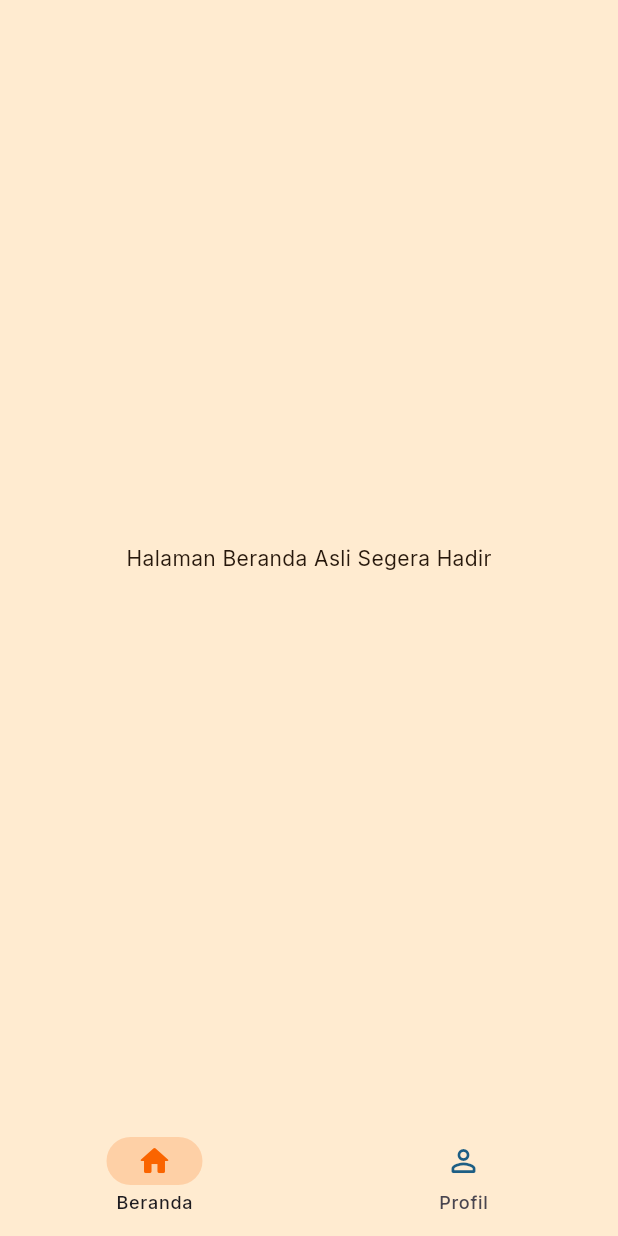
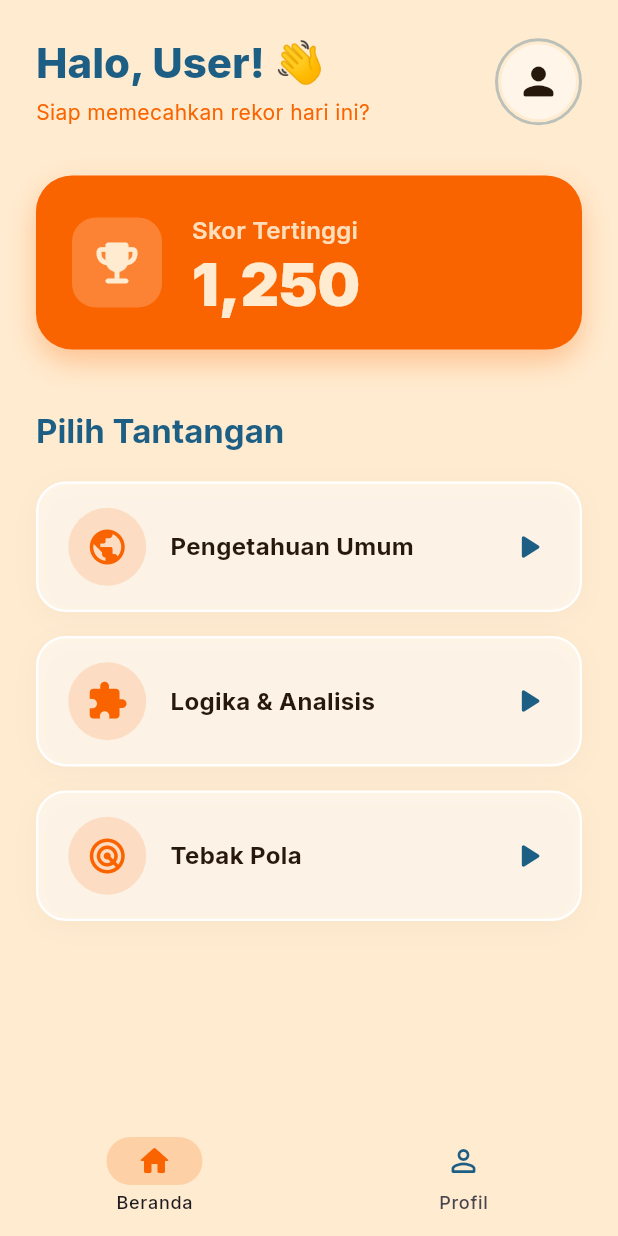
Before and after one commit to valmaiimtiyaz/ValmaiImtiyaz_24-135_PM6, a Flutter app: the screen it shows after launch, after a tap on "Masuk", on a phone screen of 412 x 824 dp. Run offline on Flutter 3.47's test engine with Material 3 defaults, Android fonts, the phone set to English and light mode, and no system bars; our stand-ins replace go_router.

Commit message:
feat: membuat antarmuka home screen

```diff
--- a/lib/core/routes/app_router.dart
+++ b/lib/core/routes/app_router.dart
@@ -4,6 +4,7 @@ import 'package:go_router/go_router.dart';
 import '../../screens/auth/sign_in_screen.dart';
 import '../../screens/auth/sign_up_screen.dart';
 import '../../widgets/bottom_navigation_shell.dart';
+import '../../screens/home/home_screen.dart';
 
 class AppRoutes {
   static const String signIn = '/';
@@ -38,11 +39,7 @@ class AppRouter {
             routes: [
               GoRoute(
                 path: AppRoutes.home,
-                builder: (context, state) => const Scaffold(
-                  body: Center(
-                    child: Text('Halaman Beranda Asli Segera Hadir'),
-                  ),
-                ),
+                builder: (context, state) => const HomeScreen(),
               ),
             ],
           ),
--- /dev/null
+++ b/lib/screens/home/home_screen.dart
@@ -0,0 +1,236 @@
+import 'package:flutter/material.dart';
+import 'package:go_router/go_router.dart';
+
+import '../../core/constants/app_colors.dart';
+import '../../core/routes/app_router.dart';
+
+class HomeScreen extends StatelessWidget {
+  const HomeScreen({super.key});
+
+  @override
+  Widget build(BuildContext context) {
+    final isDark = Theme.of(context).brightness == Brightness.dark;
+    final textTheme = Theme.of(context).textTheme;
+
+    return Scaffold(
+      body: SafeArea(
+        child: SingleChildScrollView(
+          padding: const EdgeInsets.symmetric(horizontal: 24.0, vertical: 24.0),
+          child: Column(
+            crossAxisAlignment: CrossAxisAlignment.start,
+            children: [
+              Row(
+                mainAxisAlignment: MainAxisAlignment.spaceBetween,
+                children: [
+                  Expanded(
+                    child: Column(
+                      crossAxisAlignment: CrossAxisAlignment.start,
+                      children: [
+                        Text(
+                          'Halo, User! 👋',
+                          style: textTheme.headlineMedium?.copyWith(
+                            fontWeight: FontWeight.w800,
+                            color: isDark
+                                ? AppColors.champagne
+                                : AppColors.lightNavyBlue,
+                          ),
+                        ),
+                        const SizedBox(height: 4),
+                        Text(
+                          'Siap memecahkan rekor hari ini?',
+                          style: textTheme.bodyMedium?.copyWith(
+                            color: isDark
+                                ? AppColors.champagne.withOpacity(0.8)
+                                : AppColors.blazeOrange,
+                          ),
+                        ),
+                      ],
+                    ),
+                  ),
+
+                  Container(
+                    padding: const EdgeInsets.all(2),
+                    decoration: BoxDecoration(
+                      shape: BoxShape.circle,
+                      border: Border.all(
+                        color: isDark
+                            ? AppColors.champagne
+                            : AppColors.lightNavyBlue.withOpacity(0.3),
+                        width: 2.0,
+                      ),
+                    ),
+                    child: CircleAvatar(
+                      radius: 25,
+                      backgroundColor: isDark
+                          ? AppColors.champagne.withOpacity(0.2)
+                          : Colors.white.withOpacity(0.5),
+                      child: const Icon(
+                        Icons.person_rounded,
+                        color: AppColors.coffeeBean,
+                        size: 30,
+                      ),
+                    ),
+                  ),
+                ],
+              ),
+              const SizedBox(height: 32),
+
+              Container(
+                width: double.infinity,
+                padding: const EdgeInsets.all(24),
+                decoration: BoxDecoration(
+                  color: AppColors.blazeOrange,
+                  borderRadius: BorderRadius.circular(24),
+                  boxShadow: [
+                    BoxShadow(
+                      color: AppColors.blazeOrange.withOpacity(0.3),
+                      blurRadius: 16,
+                      offset: const Offset(0, 8),
+                    ),
+                  ],
+                ),
+                child: Row(
+                  children: [
+                    Container(
+                      padding: const EdgeInsets.all(12),
+                      decoration: BoxDecoration(
+                        color: Colors.white.withOpacity(0.2),
+                        borderRadius: BorderRadius.circular(16),
+                      ),
+                      child: const Icon(
+                        Icons.emoji_events_rounded,
+                        color: AppColors.champagne,
+                        size: 36,
+                      ),
+                    ),
+                    const SizedBox(width: 20),
+                    Expanded(
+                      child: Column(
+                        crossAxisAlignment: CrossAxisAlignment.start,
+                        children: [
+                          Text(
+                            'Skor Tertinggi',
+                            style: textTheme.titleMedium?.copyWith(
+                              color: AppColors.champagne.withOpacity(0.9),
+                              fontWeight: FontWeight.w600,
+                            ),
+                          ),
+                          const SizedBox(height: 4),
+                          Text(
+                            '1,250',
+                            style: textTheme.displayLarge?.copyWith(
+                              color: AppColors.champagne,
+                              fontSize: 40,
+                              fontWeight: FontWeight.w900,
+                              height: 1.0,
+                            ),
+                          ),
+                        ],
+                      ),
+                    ),
+                  ],
+                ),
+              ),
+              const SizedBox(height: 40),
+
+              Text(
+                'Pilih Tantangan',
+                style: textTheme.titleLarge?.copyWith(
+                  fontWeight: FontWeight.bold,
+                  color: isDark ? AppColors.champagne : AppColors.lightNavyBlue,
+                ),
+              ),
+              const SizedBox(height: 20),
+
+              _buildQuizTile(
+                context: context,
+                title: 'Pengetahuan Umum',
+                icon: Icons.public_rounded,
+                isDark: isDark,
+              ),
+              const SizedBox(height: 16),
+              _buildQuizTile(
+                context: context,
+                title: 'Logika & Analisis',
+                icon: Icons.extension_rounded,
+                isDark: isDark,
+              ),
+              const SizedBox(height: 16),
+              _buildQuizTile(
+                context: context,
+                title: 'Tebak Pola',
+                icon: Icons.radar_rounded,
+                isDark: isDark,
+              ),
+              const SizedBox(height: 100),
+            ],
+          ),
+        ),
+      ),
+    );
+  }
+
+  Widget _buildQuizTile({
+    required BuildContext context,
+    required String title,
+    required IconData icon,
+    required bool isDark,
+  }) {
+    return InkWell(
+      onTap: () {
+        context.push(AppRoutes.quiz);
+      },
+      borderRadius: BorderRadius.circular(20),
+      child: Container(
+        padding: const EdgeInsets.symmetric(horizontal: 20, vertical: 16),
+        decoration: BoxDecoration(
+          color: isDark
+              ? Colors.white.withOpacity(0.05)
+              : Colors.white.withOpacity(0.5),
+
+          borderRadius: BorderRadius.circular(20),
+          border: Border.all(
+            color: isDark ? Colors.transparent : Colors.white,
+            width: 1.5,
+          ),
+
+          boxShadow: [
+            BoxShadow(
+              color: AppColors.coffeeBean.withOpacity(0.03),
+              blurRadius: 15,
+              offset: const Offset(0, 4),
+            ),
+          ],
+        ),
+        child: Row(
+          children: [
+            Container(
+              padding: const EdgeInsets.all(12),
+              decoration: BoxDecoration(
+                color: AppColors.blazeOrange.withOpacity(0.15),
+                shape: BoxShape.circle,
+              ),
+              child: Icon(icon, color: AppColors.blazeOrange, size: 28),
+            ),
+            const SizedBox(width: 16),
+            Expanded(
+              child: Text(
+                title,
+                style: TextStyle(
+                  fontSize: 16,
+                  fontWeight: FontWeight.bold,
+                  color: isDark ? AppColors.champagne : AppColors.coffeeBean,
+                ),
+              ),
+            ),
+            const Icon(
+              Icons.play_arrow_rounded,
+              color: AppColors.lightNavyBlue,
+              size: 28,
+            ),
+          ],
+        ),
+      ),
+    );
+  }
+}
```
